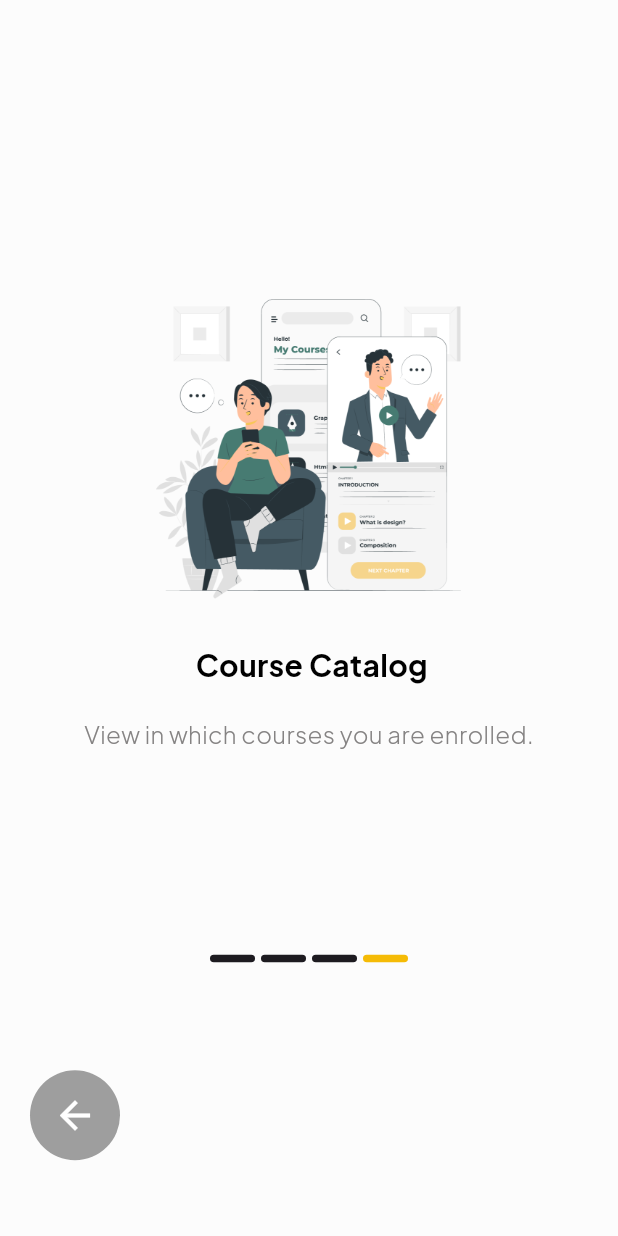
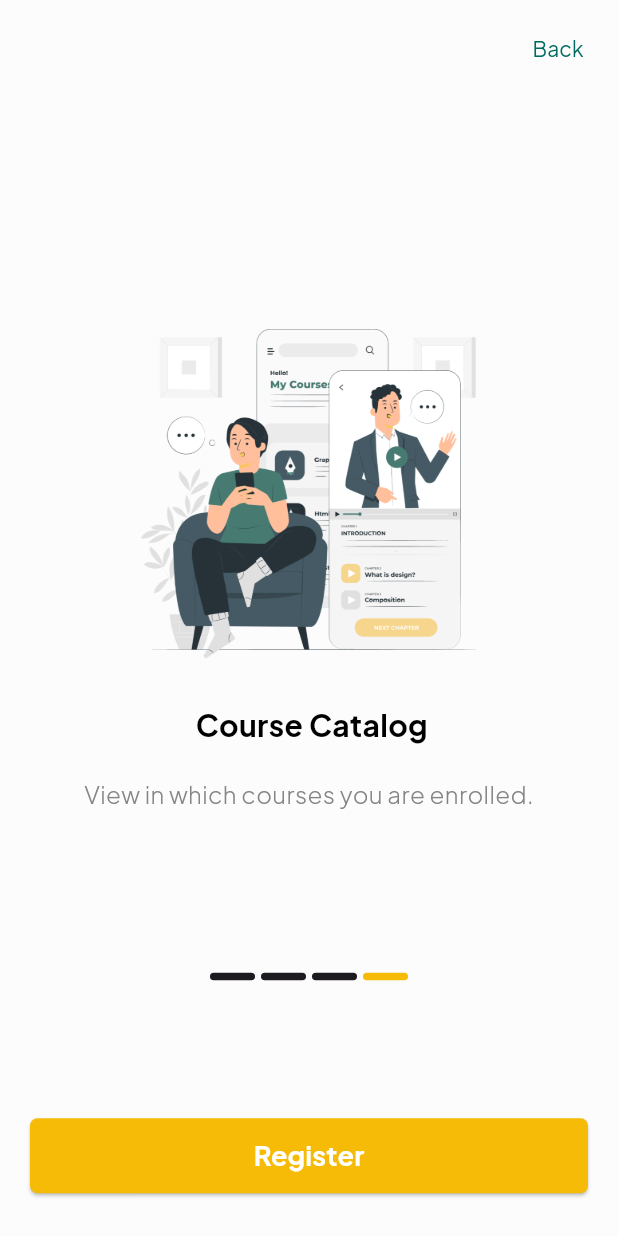
Before and after one commit to ShimaaElnaggar/Edu_Vesta, a Flutter app: the screen it shows after launch, after a tap on "Skip", on a phone screen of 412 x 824 dp. Run offline on Flutter 3.47's test engine with Material 3 defaults, Android fonts, the phone set to English and light mode, and no system bars.

Commit message:
register button

```diff
--- a/lib/utils/color_utility.dart
+++ b/lib/utils/color_utility.dart
@@ -1,8 +1,7 @@
-
 import 'package:flutter/material.dart';
 
-class ColorUtility{
-static const scaffoldBackground = Color(0xffFCFCFC);
+class ColorUtility {
+  static const scaffoldBackground = Color(0xffFCFCFC);
   static const secondary = Color(0xffF5BB06);
   static const primary = Color(0xff477B72);
   static const meduimBlack = Color(0xff1D1B20);
--- a/lib/views/On Boarding/on_boarding.dart
+++ b/lib/views/On Boarding/on_boarding.dart
@@ -1,5 +1,6 @@
 import 'package:edu_vesta/models/on_board.dart';
 import 'package:edu_vesta/utils/color_utility.dart';
+import 'package:edu_vesta/widgets/custom_elveted_button.dart';
 import 'package:edu_vesta/widgets/dots_indicator.dart';
 import 'package:edu_vesta/widgets/on_board_arrows.dart';
 import 'package:edu_vesta/widgets/on_boarding_content.dart';
@@ -66,14 +67,26 @@ class _OnBoardingState extends State<OnBoarding> {
   Widget build(BuildContext context) {
     return SafeArea(
       child: Scaffold(
-          body: Column(
-              children: [
+          body: Column(children: [
         Padding(
           padding: const EdgeInsets.all(8.0),
-                  child: pageIndex == demoData.length - 1 ? const SizedBox.shrink() : Row(
+          child: Row(
             mainAxisAlignment: MainAxisAlignment.end,
             children: [
-                      TextButton(
+              pageIndex == demoData.length - 1
+                  ? TextButton(
+                      onPressed: () {
+                        pageController.jumpToPage(demoData.length - 2);
+                      },
+                      child: const Text(
+                        'Back',
+                        style: TextStyle(
+                          fontSize: 14.0,
+                          fontWeight: FontWeight.w400,
+                        ),
+                      ),
+                    )
+                  : TextButton(
                       onPressed: () {
                         pageController.jumpToPage(demoData.length - 1);
                       },
@@ -82,13 +95,19 @@ class _OnBoardingState extends State<OnBoarding> {
                         style: TextStyle(
                           fontSize: 14.0,
                           fontWeight: FontWeight.w400,
-                              color: Color(0xff3A3A3A)),
+                        ),
                       ),
                     ),
             ],
           ),
         ),
-                kIsWeb ? const SizedBox(height: 40,) : const SizedBox(height: 50,),
+        kIsWeb
+            ? const SizedBox(
+                height: 37,
+              )
+            : const SizedBox(
+                height: 50,
+              ),
         Expanded(
           flex: 3,
           child: PageView.builder(
@@ -124,18 +143,38 @@ class _OnBoardingState extends State<OnBoarding> {
                   ),
                 ],
               ),
-                        kIsWeb ? const SizedBox(
+              kIsWeb
+                  ? const SizedBox(
                       height: 30,
-                        ) : const SizedBox(
+                    )
+                  : const SizedBox(
                       height: 70,
                     ),
-                        Padding(
+              getButtons,
+            ],
+          ),
+        ),
+      ])),
+    );
+  }
+
+  Widget get getButtons => pageIndex == demoData.length - 1
+      ? Padding(
+          padding: const EdgeInsets.symmetric(vertical: 20, horizontal: 20),
+          child: CustomElevatedButton(
+            onPressed: () {},
+            title: 'Register',
+            fixedSize: const Size(double.maxFinite, 50),
+          ),
+        )
+      : Padding(
           padding: const EdgeInsets.symmetric(horizontal: 20),
           child: Row(
             mainAxisAlignment: MainAxisAlignment.spaceBetween,
             children: [
-                              if (pageIndex > 0)
-                                OnBoardArrows(
+              (pageIndex == 0 || pageIndex == demoData.length - 1)
+                  ? const Text('')
+                  : OnBoardArrows(
                       onPressed: () {
                         pageController.previousPage(
                           duration: const Duration(milliseconds: 300),
@@ -143,14 +182,10 @@ class _OnBoardingState extends State<OnBoarding> {
                         );
                       },
                       icon: Icons.arrow_back,
-                                  color:  Colors.grey,
+                      color: ColorUtility.grey,
                     ),
-                              if (pageIndex < demoData.length - 1)
-                                Expanded(
-                                  child: Row(
-                                    mainAxisAlignment: MainAxisAlignment.end,
-                                    children: [
-                                      OnBoardArrows(
+              (pageIndex < demoData.length - 1)
+                  ? OnBoardArrows(
                       onPressed: () {
                         pageController.nextPage(
                           duration: const Duration(milliseconds: 300),
@@ -159,20 +194,9 @@ class _OnBoardingState extends State<OnBoarding> {
                       },
                       icon: Icons.arrow_forward,
                       color: ColorUtility.secondary,
-                                      ),
+                    )
+                  : const SizedBox.shrink(),
             ],
           ),
-                                ),
-                            ],
-                          ),
-                        ),
-                       const SizedBox(
-                          height: 50,
-                        ),
-                      ],
-                    ),
-                ),
-              ])),
         );
 }
-}
--- /dev/null
+++ b/lib/widgets/custom_elveted_button.dart
@@ -0,0 +1,36 @@
+import 'package:edu_vesta/utils/color_utility.dart';
+import 'package:flutter/material.dart';
+
+class CustomElevatedButton extends StatelessWidget {
+  final void Function()? onPressed;
+  final String title;
+  final Size? fixedSize;
+  const CustomElevatedButton(
+      {required this.onPressed,
+      required this.title,
+      this.fixedSize,
+      super.key});
+
+  @override
+  Widget build(BuildContext context) {
+    return ElevatedButton(
+      onPressed: onPressed,
+      style: ElevatedButton.styleFrom(
+        backgroundColor: ColorUtility.secondary,
+        fixedSize: fixedSize,
+        foregroundColor: Colors.white,
+        shape: RoundedRectangleBorder(
+          borderRadius: BorderRadius.circular(5),
+        ),
+      ),
+      child: Text(
+        title,
+        style: const TextStyle(
+          fontSize: 18,
+          fontWeight: FontWeight.w700,
+          color: Colors.white,
+        ),
+      ),
+    );
+  }
+}
--- a/lib/widgets/on_board_arrows.dart
+++ b/lib/widgets/on_board_arrows.dart
@@ -1,4 +1,3 @@
-import 'package:flutter/foundation.dart';
 import 'package:flutter/material.dart';
 
 class OnBoardArrows extends StatelessWidget {
@@ -15,8 +14,8 @@ class OnBoardArrows extends StatelessWidget {
   @override
   Widget build(BuildContext context) {
     return Container(
-      height: kIsWeb ? 42 : 60,
-      width: kIsWeb ? 42 : 60,
+      height: 60,
+      width: 60,
       decoration: BoxDecoration(
         color: color,
         borderRadius: BorderRadius.circular(30),
@@ -26,7 +25,7 @@ class OnBoardArrows extends StatelessWidget {
         icon: Icon(
           icon,
           color: Colors.white,
-          size: kIsWeb ? 22.5 : 30,
+          size: 30,
         ),
       ),
     );
--- a/lib/widgets/on_boarding_content.dart
+++ b/lib/widgets/on_boarding_content.dart
@@ -18,7 +18,7 @@ class OnBoardingContent extends StatelessWidget {
       children: [
         Image.asset(
           image,
-          height: 200,
+          height: 220,
         ),
         const SizedBox(
           height: 30,
```
Lines whose indentation alone changed are shown as unchanged.
